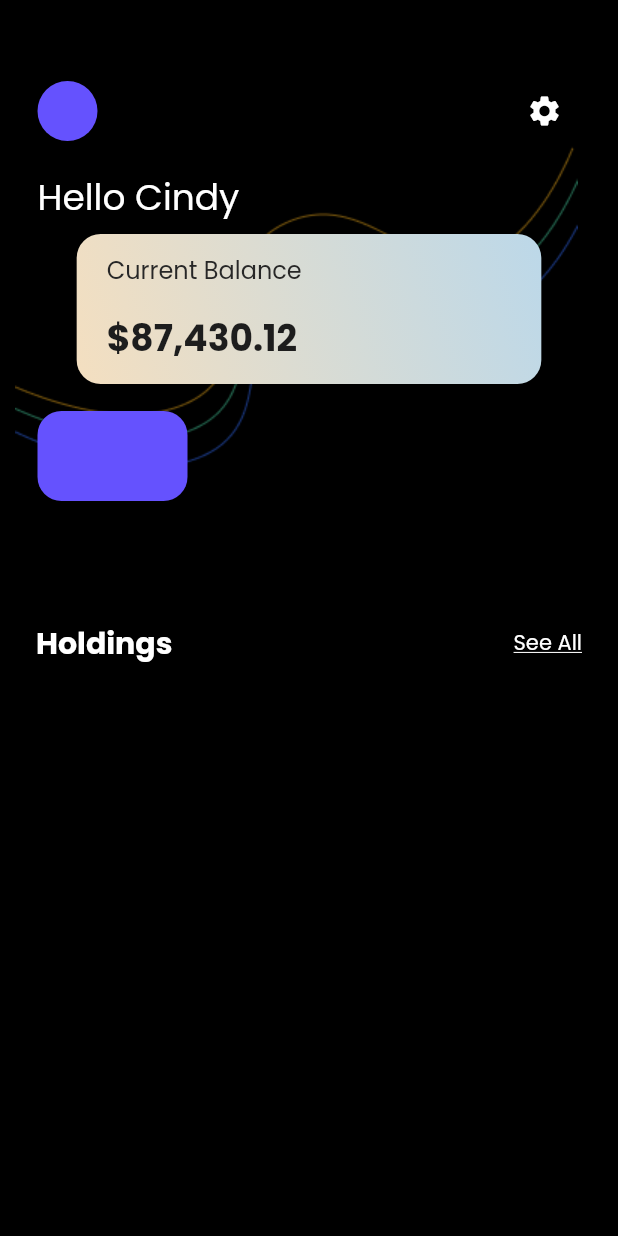
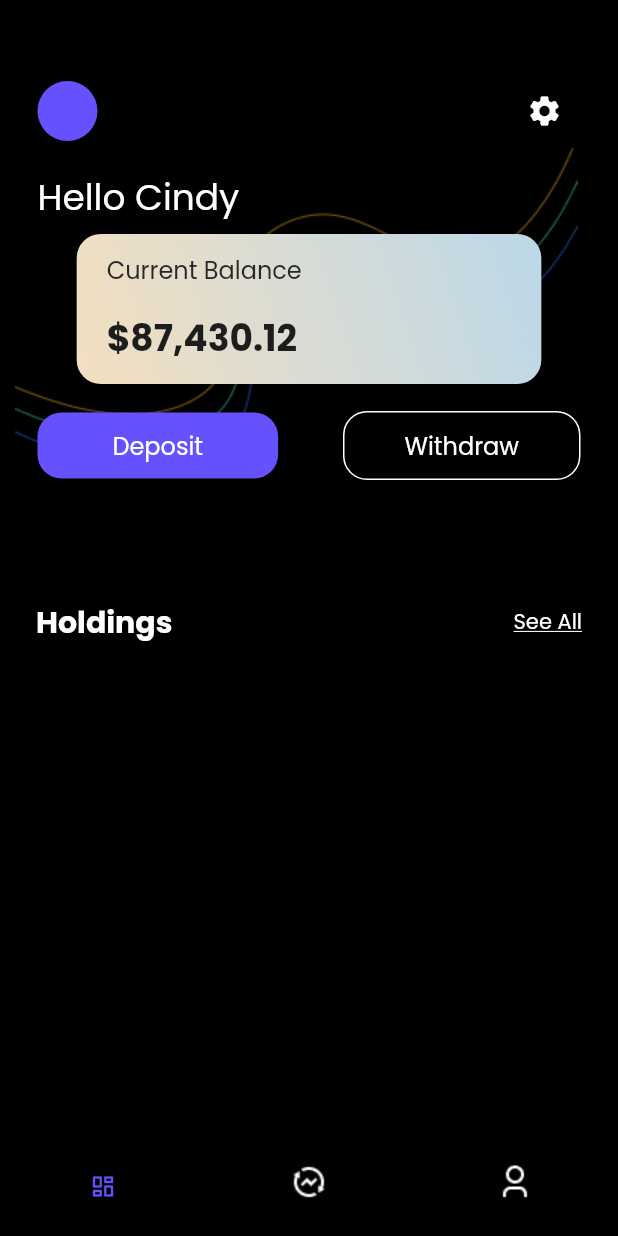
Before and after one commit to Cindy-dev/crypto_app, a Flutter app: the screen it shows after launch, after a tap on "Get Started", on a phone screen of 412 x 824 dp. Run offline on Flutter 3.47's test engine with Material 2 defaults, Android fonts, the phone set to English and light mode, and no system bars; our stand-ins replace flutter_riverpod, freezed_annotation.

Commit message:
bottom navigation

```diff
--- /dev/null
+++ b/lib/data/repository/crypto_services.dart
@@ -0,0 +1,2 @@
+//https://api.cryptowat.ch/markets/summaries?apikey=9ESSQV10BX295TTNI3GO
+//https://docs.cryptowat.ch/rest-api/markets/ohlc
--- a/lib/logic/request_view_model.dart
+++ b/lib/logic/request_view_model.dart
@@ -2,8 +2,6 @@ import 'package:flutter_riverpod/flutter_riverpod.dart';
 import 'package:freezed_annotation/freezed_annotation.dart';
 part 'request_view_model.freezed.dart';
 
-//pkey: 9ESSQV10BX295TTNI3GO
-//skey: +yX5eV82pbSbCDlEmAIYtM5zfzNUQTat2iDQYXmS
 
 class RequestStateNotifier<T> extends StateNotifier<RequestState<T>> {
   RequestStateNotifier() : super(const RequestState.idle());
--- /dev/null
+++ b/lib/presentation/screens/main_screen.dart
@@ -0,0 +1,52 @@
+import 'package:crypto_app/presentation/screens/home_screen.dart';
+import 'package:crypto_app/presentation/utils/constants/colors.dart';
+import 'package:flutter/cupertino.dart';
+import 'package:flutter/material.dart';
+
+class MainScreen extends StatefulWidget {
+  const MainScreen({Key? key}) : super(key: key);
+
+  @override
+  State<MainScreen> createState() => _MainScreenState();
+}
+
+class _MainScreenState extends State<MainScreen> {
+  //remove from screen later
+  int _selectedIndex = 0;
+  static final List<Widget> _screenOptions = <Widget>[
+    const HomeScreen(),
+    const HomeScreen(),
+    const HomeScreen(),
+  ];
+  void _onItemTapped(int index) {
+    setState(() {
+      _selectedIndex = index;
+    });
+  }
+
+  @override
+  Widget build(BuildContext context) {
+    return Scaffold(
+      body: _screenOptions.elementAt(_selectedIndex),
+      bottomNavigationBar: BottomNavigationBar(
+        backgroundColor: Colors.black,
+        onTap: _onItemTapped,
+        currentIndex: _selectedIndex,
+        selectedItemColor: pColor,
+        unselectedItemColor: wColor,
+        items: const [
+          BottomNavigationBarItem(
+              icon: ImageIcon(AssetImage('assets/images/Glyph.png')),
+              label: ''),
+          BottomNavigationBarItem(
+              icon: ImageIcon(
+                  AssetImage('assets/images/exchange-funds-line.png')),
+              label: ''),
+          BottomNavigationBarItem(
+              icon: ImageIcon(AssetImage('assets/images/user-3-line.png')),
+              label: ''),
+        ],
+      ),
+    );
+  }
+}
--- a/lib/presentation/screens/onboarding_screen.dart
+++ b/lib/presentation/screens/onboarding_screen.dart
@@ -1,4 +1,5 @@
 import 'package:crypto_app/presentation/screens/home_screen.dart';
+import 'package:crypto_app/presentation/screens/main_screen.dart';
 import 'package:crypto_app/presentation/utils/constants/app_keys.dart';
 import 'package:crypto_app/presentation/utils/constants/colors.dart';
 import 'package:crypto_app/presentation/utils/constants/device_size.dart';
@@ -59,7 +60,7 @@ class OnboardingScreen extends StatelessWidget {
           ),
           const Spacer(),
           GestureDetector(
-            onTap: () => navigatePush(context, const HomeScreen()),
+            onTap: () => navigatePush(context, const MainScreen()),
             key: getStartedButton,
             child: Container(
               height: context.screenHeight() / 15,
--- a/lib/presentation/widgets/stacked.dart
+++ b/lib/presentation/widgets/stacked.dart
@@ -78,14 +78,38 @@ class Stacked extends StatelessWidget {
             ),
           ),
           Row(
+            mainAxisAlignment: MainAxisAlignment.spaceBetween,
             children: [
               Container(
+                alignment: Alignment.center,
+                padding:
+                    const EdgeInsets.symmetric(vertical: 10, horizontal: 50),
                 margin: const EdgeInsets.only(top: 18, bottom: 40),
-                height: 60,
-                width: 100,
                 decoration: BoxDecoration(
                     color: pColor, borderRadius: BorderRadius.circular(16)),
-              )
+                child: const Text('Deposit',
+                    style: TextStyle(
+                        fontFamily: 'Poppins',
+                        fontWeight: FontWeight.w400,
+                        color: wColor,
+                        fontSize: 16)),
+              ),
+              Container(
+                alignment: Alignment.center,
+                padding:
+                    const EdgeInsets.symmetric(vertical: 10, horizontal: 40),
+                margin: const EdgeInsets.only(top: 18, bottom: 40),
+                decoration: BoxDecoration(
+                    color: Colors.transparent,
+                    borderRadius: BorderRadius.circular(16),
+                    border: Border.all(color: wColor)),
+                child: const Text('Withdraw',
+                    style: TextStyle(
+                        fontFamily: 'Poppins',
+                        fontWeight: FontWeight.w400,
+                        color: wColor,
+                        fontSize: 16)),
+              ),
             ],
           )
         ],
```
Also changed, not shown: lib/data/model/crypto_model.dart (added, +177 -0 lines), assets/images/Glyph.png (added), assets/images/exchange-funds-line.png (added), assets/images/user-3-line.png (added).
